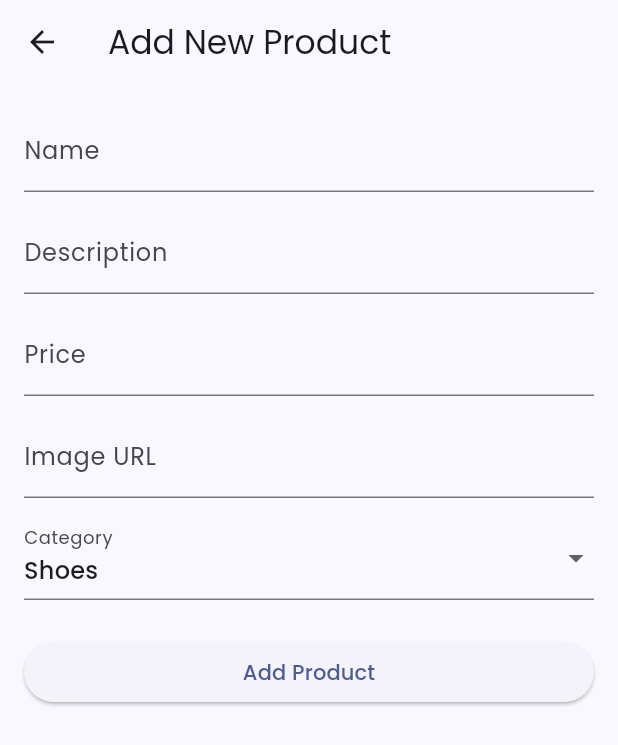
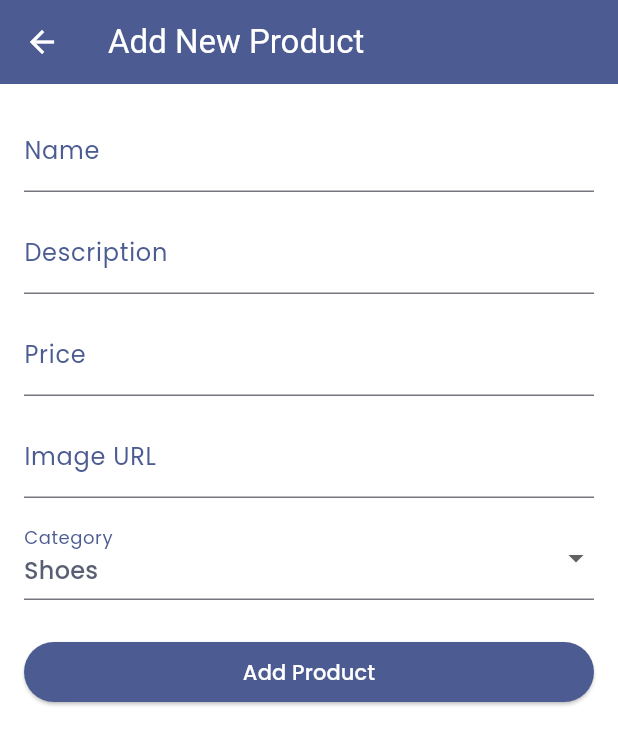
Before and after one commit to ebroahmed/e_commerce_flutter_app, a Flutter app: the AdminAddProductScreen screen opened directly, on a phone screen of 412 x 824 dp. Shown: the top 745 px of the screen. Run offline on Flutter 3.47's test engine with Material 3 defaults, Android fonts, the phone set to English and light mode, and no system bars; our stand-ins replace cloud_firestore, firebase_auth, firebase_core, flutter_riverpod, google_fonts; accounts and stored records are empty.

Commit message:
admin screen UI updated

```diff
--- a/lib/screens/admin_add_product_screen.dart
+++ b/lib/screens/admin_add_product_screen.dart
@@ -2,6 +2,7 @@
 import 'package:e_commerce_flutter_app/providers/admin_provider.dart';
 import 'package:flutter/material.dart';
 import 'package:flutter_riverpod/flutter_riverpod.dart';
+import 'package:google_fonts/google_fonts.dart';
 
 class AdminAddProductScreen extends ConsumerStatefulWidget {
   const AdminAddProductScreen({super.key});
@@ -70,23 +71,48 @@ class _AdminAddProductScreenState extends ConsumerState<AdminAddProductScreen> {
   @override
   Widget build(BuildContext context) {
     return Scaffold(
-      appBar: AppBar(title: const Text("Add New Product")),
+      backgroundColor: Theme.of(context).colorScheme.onPrimary,
+      appBar: AppBar(
+        iconTheme: IconThemeData(
+          color: Theme.of(context).colorScheme.onPrimary,
+        ),
+        backgroundColor: Theme.of(context).colorScheme.primary,
+        title: Text(
+          "Add New Product",
+          style: GoogleFonts.spectralSc(
+            color: Theme.of(context).colorScheme.onPrimary,
+          ),
+        ),
+      ),
       body: Padding(
         padding: const EdgeInsets.all(16),
+
         child: Form(
           key: _formKey,
           child: ListView(
             children: [
               TextFormField(
                 controller: _nameController,
-                decoration: InputDecoration(labelText: 'Name'),
+                style: TextStyle(color: Theme.of(context).colorScheme.primary),
+                decoration: InputDecoration(
+                  labelText: 'Name',
+                  labelStyle: TextStyle(
+                    color: Theme.of(context).colorScheme.primary,
+                  ),
+                ),
                 validator: (value) =>
                     value == null || value.isEmpty ? 'Required' : null,
               ),
               SizedBox(height: 12),
               TextFormField(
+                style: TextStyle(color: Theme.of(context).colorScheme.primary),
                 controller: _descriptionController,
-                decoration: InputDecoration(labelText: 'Description'),
+                decoration: InputDecoration(
+                  labelText: 'Description',
+                  labelStyle: TextStyle(
+                    color: Theme.of(context).colorScheme.primary,
+                  ),
+                ),
                 validator: (value) =>
                     value == null || value.isEmpty ? 'Required' : null,
               ),
@@ -94,7 +120,13 @@ class _AdminAddProductScreenState extends ConsumerState<AdminAddProductScreen> {
 
               TextFormField(
                 controller: _priceController,
-                decoration: InputDecoration(labelText: 'Price'),
+                style: TextStyle(color: Theme.of(context).colorScheme.primary),
+                decoration: InputDecoration(
+                  labelText: 'Price',
+                  labelStyle: TextStyle(
+                    color: Theme.of(context).colorScheme.primary,
+                  ),
+                ),
                 keyboardType: TextInputType.number,
                 validator: (value) =>
                     value == null || value.isEmpty ? 'Required' : null,
@@ -102,7 +134,14 @@ class _AdminAddProductScreenState extends ConsumerState<AdminAddProductScreen> {
               SizedBox(height: 12),
               TextFormField(
                 controller: _imageUrlController,
-                decoration: InputDecoration(labelText: 'Image URL'),
+                style: TextStyle(color: Theme.of(context).colorScheme.primary),
+                keyboardType: TextInputType.url,
+                decoration: InputDecoration(
+                  labelText: 'Image URL',
+                  labelStyle: TextStyle(
+                    color: Theme.of(context).colorScheme.primary,
+                  ),
+                ),
                 validator: (value) =>
                     value == null || value.isEmpty ? 'Required' : null,
               ),
@@ -111,18 +150,35 @@ class _AdminAddProductScreenState extends ConsumerState<AdminAddProductScreen> {
                 value: _selectedCategory,
                 items: _categories
                     .map(
-                      (cat) => DropdownMenuItem(value: cat, child: Text(cat)),
+                      (cat) => DropdownMenuItem(
+                        value: cat,
+                        child: Text(
+                          cat,
+                          style: TextStyle(
+                            color: Theme.of(context).colorScheme.secondary,
+                          ),
+                        ),
+                      ),
                     )
                     .toList(),
                 onChanged: (val) => setState(() => _selectedCategory = val!),
-                decoration: const InputDecoration(labelText: 'Category'),
+                decoration: InputDecoration(
+                  labelText: 'Category',
+                  labelStyle: TextStyle(
+                    color: Theme.of(context).colorScheme.primary,
+                  ),
+                ),
               ),
-              const SizedBox(height: 24),
+              SizedBox(height: 24),
               ElevatedButton(
+                style: ElevatedButton.styleFrom(
+                  foregroundColor: Theme.of(context).colorScheme.onPrimary,
+                  backgroundColor: Theme.of(context).colorScheme.primary,
+                ),
                 onPressed: isSubmitting ? null : _submit,
                 child: isSubmitting
-                    ? const CircularProgressIndicator()
-                    : const Text("Add Product"),
+                    ? CircularProgressIndicator()
+                    : Text("Add Product"),
               ),
             ],
           ),
```
